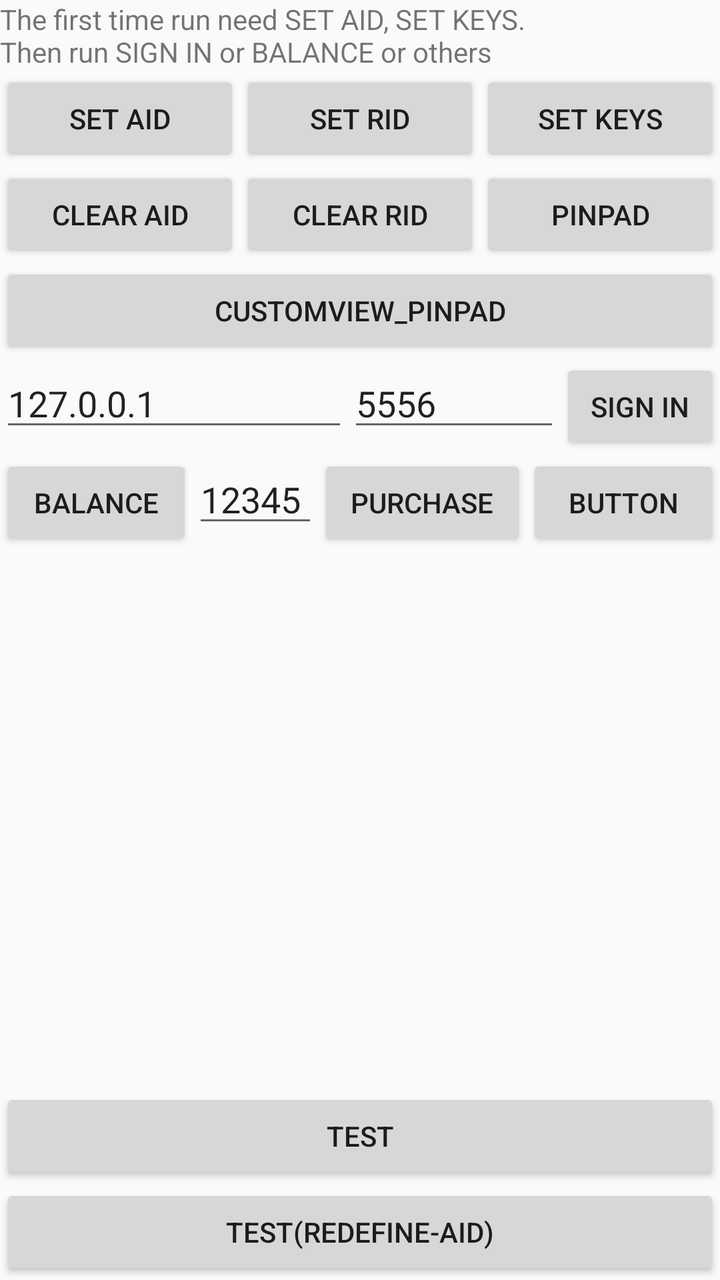
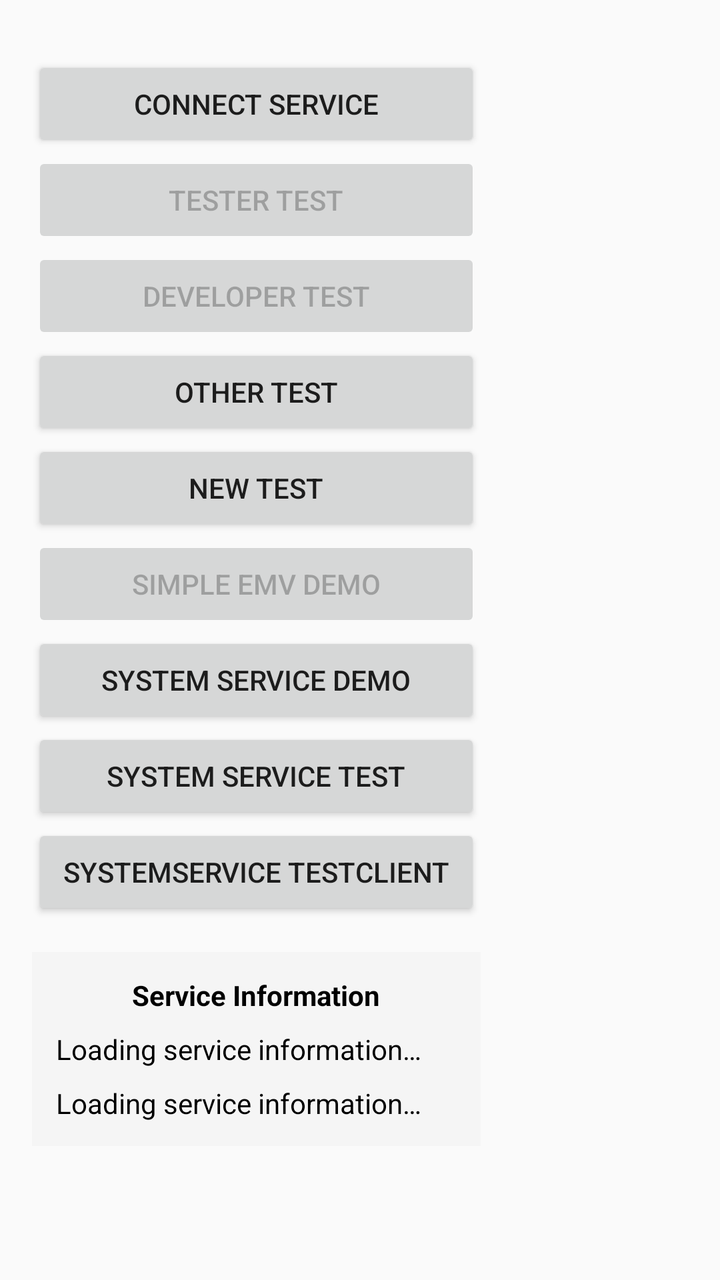

Before-and-after screenshots of an Android layout around one commit, followed by the original layout XML and the change that was made.
<!-- AndroidManifest.xml: application theme AppTheme -->
<!-- res/layout/activity_main.xml -->
<?xml version="1.0" encoding="utf-8"?>

<FrameLayout xmlns:android="http://schemas.android.com/apk/res/android"
    xmlns:app="http://schemas.android.com/apk/res-auto"
    xmlns:tools="http://schemas.android.com/tools"
    android:layout_width="match_parent"
    android:layout_height="match_parent"
    tools:context="com.dreamtek.demo_emv.MainActivity">

    <LinearLayout
        android:layout_width="match_parent"
        android:layout_height="match_parent"
        android:orientation="vertical">

        <TextView
            android:id="@+id/textView"
            android:layout_width="match_parent"
            android:layout_height="wrap_content"
            android:text="The first time run need SET AID, SET KEYS. \nThen run SIGN IN or BALANCE or others" />

        <LinearLayout
            android:layout_width="match_parent"
            android:layout_height="wrap_content"
            android:orientation="vertical">

            <LinearLayout
                android:layout_width="match_parent"
                android:layout_height="wrap_content"
                android:orientation="horizontal">

                <Button
                    android:id="@+id/btnSetAID"
                    android:layout_width="match_parent"
                    android:layout_height="wrap_content"
                    android:layout_weight="1"
                    android:text="SET AID" />

                <Button
                    android:id="@+id/btnRID"
                    android:layout_width="match_parent"
                    android:layout_height="wrap_content"
                    android:layout_weight="1"
                    android:text="SET RID" />

                <Button
                    android:id="@+id/btnSetKeys"
                    android:layout_width="match_parent"
                    android:layout_height="wrap_content"
                    android:layout_weight="1"
                    android:text="Set Keys" />
            </LinearLayout>

            <LinearLayout
                android:layout_width="match_parent"
                android:layout_height="wrap_content"
                android:orientation="horizontal">

                <Button
                    android:id="@+id/btnClearAID"
                    android:layout_width="match_parent"
                    android:layout_height="wrap_content"
                    android:layout_weight="1"
                    android:text="Clear AID" />

                <Button
                    android:id="@+id/btnClearRID"
                    android:layout_width="match_parent"
                    android:layout_height="wrap_content"
                    android:layout_weight="1"
                    android:text="Clear RID" />

                <Button
                    android:id="@+id/btnPinPad"
                    android:layout_width="match_parent"
                    android:layout_height="wrap_content"
                    android:layout_weight="1"
                    android:text="PinPad" />

            </LinearLayout>

            <LinearLayout
                android:layout_width="match_parent"
                android:layout_height="wrap_content"
                android:orientation="horizontal">

                <Button
                    android:id="@+id/btnCustomPinpad"
                    android:layout_width="match_parent"
                    android:layout_height="wrap_content"
                    android:layout_weight="1"
                    android:text="customview_pinpad" />
            </LinearLayout>

        </LinearLayout>

        <LinearLayout
            android:layout_width="match_parent"
            android:layout_height="wrap_content"
            android:orientation="horizontal">

        </LinearLayout>

        <LinearLayout
            android:layout_width="match_parent"
            android:layout_height="wrap_content"
            android:orientation="horizontal">

            <EditText
                android:id="@+id/edIP"
                android:layout_width="182dp"
                android:layout_height="wrap_content"
                android:layout_weight="1"
                android:ems="10"
                android:inputType="textPersonName"
                android:text="127.0.0.1" />

            <EditText
                android:id="@+id/edPort"
                android:layout_width="114dp"
                android:layout_height="wrap_content"
                android:layout_weight="1"
                android:ems="10"
                android:inputType="textPersonName"
                android:text="5556" />

            <Button
                android:id="@+id/btnTransSignIn"
                android:layout_width="wrap_content"
                android:layout_height="wrap_content"
                android:layout_weight="1"
                android:text="Sign In" />

        </LinearLayout>

        <LinearLayout
            android:layout_width="match_parent"
            android:layout_height="30dp"
            android:layout_weight="1"
            android:orientation="horizontal">

            <Button
                android:id="@+id/btnBalance"
                android:layout_width="wrap_content"
                android:layout_height="wrap_content"
                android:layout_weight="1"
                android:text="Balance" />

            <EditText
                android:id="@+id/edAmount"
                android:layout_width="54dp"
                android:layout_height="wrap_content"
                android:layout_weight="1"
                android:ems="10"
                android:inputType="number"
                android:text="12345" />

            <Button
                android:id="@+id/btnPurchase"
                android:layout_width="wrap_content"
                android:layout_height="wrap_content"
                android:layout_weight="1"
                android:text="PURCHASE" />

            <Button
                android:id="@+id/button3"
                android:layout_width="wrap_content"
                android:layout_height="wrap_content"
                android:layout_weight="1"
                android:text="Button" />
        </LinearLayout>

        <Button
            android:id="@+id/btnCheckCard"
            android:layout_width="match_parent"
            android:layout_height="wrap_content"
            android:text="Test" />


        <Button
            android:id="@+id/btnTest"
            android:layout_width="match_parent"
            android:layout_height="wrap_content"
            android:text="Test(reDefine-AID)" />


    </LinearLayout>

</FrameLayout>
<!-- resources referenced by this layout -->
<resources>
  <style name="AppTheme" parent="Theme.AppCompat.Light.DarkActionBar">
          
          <item name="colorPrimary">@color/colorPrimary</item>
          <item name="colorPrimaryDark">@color/colorPrimaryDark</item>
          <item name="colorAccent">@color/colorAccent</item>
      </style>
  <color name="colorPrimary">#3F51B5</color>
  <color name="colorPrimaryDark">#303F9F</color>
  <color name="colorAccent">#FF4081</color>
</resources>

<!-- the commit's change to res/layout/activity_main.xml (unified diff, before → after) -->
@@ -1,188 +1,135 @@
 <?xml version="1.0" encoding="utf-8"?>
 
-<FrameLayout xmlns:android="http://schemas.android.com/apk/res/android"
-    xmlns:app="http://schemas.android.com/apk/res-auto"
+<ScrollView
+    android:id="@+id/activity_main"
+    xmlns:android="http://schemas.android.com/apk/res/android"
     xmlns:tools="http://schemas.android.com/tools"
     android:layout_width="match_parent"
     android:layout_height="match_parent"
-    tools:context="com.dreamtek.demo_emv.MainActivity">
+    android:paddingBottom="@dimen/activity_vertical_margin"
+    android:paddingLeft="@dimen/activity_horizontal_margin"
+    android:paddingRight="@dimen/activity_horizontal_margin"
+    android:paddingTop="@dimen/activity_vertical_margin"
+    tools:context="com.verifone.activity.MainActivity">
 
     <LinearLayout
-        android:layout_width="match_parent"
-        android:layout_height="match_parent"
+        android:layout_width="wrap_content"
+        android:layout_height="wrap_content"
+        android:layout_centerHorizontal="true"
+        android:layout_marginTop="12dp"
         android:orientation="vertical">
 
-        <TextView
-            android:id="@+id/textView"
+        <Button
+            android:id="@+id/bind_bt"
             android:layout_width="match_parent"
             android:layout_height="wrap_content"
-            android:text="The first time run need SET AID, SET KEYS. \nThen run SIGN IN or BALANCE or others" />
+            android:onClick="getConnected"
+            android:paddingLeft="50dp"
+            android:paddingRight="50dp"
+            android:text="Connect Service"/>
+        <Button
+            android:id="@+id/test_bt"
+            android:layout_width="match_parent"
+            android:layout_height="wrap_content"
+            android:enabled="false"
+            android:onClick="testIn"
+            android:paddingLeft="50dp"
+            android:paddingRight="50dp"
+            android:text="Tester Test"/>
+        <Button
+            android:id="@+id/devp_bt"
+            android:layout_width="match_parent"
+            android:layout_height="wrap_content"
+            android:enabled="false"
+            android:onClick="devpIn"
+            android:paddingLeft="50dp"
+            android:paddingRight="50dp"
+            android:text="Developer Test"/>
+        <Button
+            android:id="@+id/other_bt"
+            android:layout_width="match_parent"
+            android:layout_height="wrap_content"
+            android:layout_below="@+id/test_bt"
+            android:onClick="otherIn"
+            android:paddingLeft="50dp"
+            android:paddingRight="50dp"
+            android:text="Other Test"/>
+
+        <Button
+            android:id="@+id/new_test_bt"
+            android:layout_width="match_parent"
+            android:layout_height="wrap_content"
+            android:layout_below="@+id/other_bt"
+            android:onClick="newTestIn"
+            android:paddingLeft="50dp"
+            android:paddingRight="50dp"
+            android:text="New Test" />
+
+        <Button
+            android:id="@+id/simple_emv_demo_bt"
+            android:layout_width="match_parent"
+            android:layout_height="wrap_content"
+            android:enabled="false"
+            android:onClick="simpleEmvDemoIn"
+            android:paddingLeft="50dp"
+            android:paddingRight="50dp"
+            android:text="Simple EMV Demo" />
+
+        <Button
+            android:id="@+id/sysdemo_customer_entry"
+            android:layout_width="match_parent"
+            android:layout_height="wrap_content"
+            android:onClick="systemServiceDemoIn"
+            android:text="System Service Demo" />
+
+        <Button
+            android:id="@+id/sysdemo_entry"
+            android:layout_width="match_parent"
+            android:layout_height="wrap_content"
+            android:onClick="systemServiceTestIn"
+            android:text="System Service Test" />
+
+        <Button
+            android:id="@+id/system_service_test_client_entry"
+            android:layout_width="match_parent"
+            android:layout_height="wrap_content"
+            android:onClick="systemServiceClientIn"
+            android:text="SystemService TestClient" />
 
         <LinearLayout
             android:layout_width="match_parent"
             android:layout_height="wrap_content"
-            android:orientation="vertical">
+            android:layout_marginTop="16dp"
+            android:background="@color/whitesmoke"
+            android:orientation="vertical"
+            android:padding="12dp">
 
-            <LinearLayout
+            <TextView
+                android:id="@+id/service_info_title"
                 android:layout_width="match_parent"
                 android:layout_height="wrap_content"
-                android:orientation="horizontal">
+                android:gravity="center"
+                android:text="@string/service_info_title"
+                android:textColor="@color/color_black"
+                android:textStyle="bold" />
 
-                <Button
-                    android:id="@+id/btnSetAID"
-                    android:layout_width="match_parent"
-                    android:layout_height="wrap_content"
-                    android:layout_weight="1"
-                    android:text="SET AID" />
-
-                <Button
-                    android:id="@+id/btnRID"
-                    android:layout_width="match_parent"
-                    android:layout_height="wrap_content"
-                    android:layout_weight="1"
-                    android:text="SET RID" />
-
-                <Button
-                    android:id="@+id/btnSetKeys"
-                    android:layout_width="match_parent"
-                    android:layout_height="wrap_content"
-                    android:layout_weight="1"
-                    android:text="Set Keys" />
-            </LinearLayout>
-
-            <LinearLayout
+            <TextView
+                android:id="@+id/device_service_info"
                 android:layout_width="match_parent"
                 android:layout_height="wrap_content"
-                android:orientation="horizontal">
+                android:layout_marginTop="8dp"
+                android:text="@string/service_info_loading"
+                android:textColor="@color/color_black"
+                android:textIsSelectable="true" />
 
-                <Button
-                    android:id="@+id/btnClearAID"
-                    android:layout_width="match_parent"
-                    android:layout_height="wrap_content"
-                    android:layout_weight="1"
-                    android:text="Clear AID" />
-
-                <Button
-                    android:id="@+id/btnClearRID"
-                    android:layout_width="match_parent"
-                    android:layout_height="wrap_content"
-                    android:layout_weight="1"
-                    android:text="Clear RID" />
-
-                <Button
-                    android:id="@+id/btnPinPad"
-                    android:layout_width="match_parent"
-                    android:layout_height="wrap_content"
-                    android:layout_weight="1"
-                    android:text="PinPad" />
-
-            </LinearLayout>
-
-            <LinearLayout
+            <TextView
+                android:id="@+id/system_service_info"
                 android:layout_width="match_parent"
                 android:layout_height="wrap_content"
-                android:orientation="horizontal">
-
-                <Button
-                    android:id="@+id/btnCustomPinpad"
-                    android:layout_width="match_parent"
-                    android:layout_height="wrap_content"
-                    android:layout_weight="1"
-                    android:text="customview_pinpad" />
-            </LinearLayout>
-
+                android:layout_marginTop="8dp"
+                android:text="@string/service_info_loading"
+                android:textColor="@color/color_black"
+                android:textIsSelectable="true" />
         </LinearLayout>
-
-        <LinearLayout
-            android:layout_width="match_parent"
-            android:layout_height="wrap_content"
-            android:orientation="horizontal">
-
-        </LinearLayout>
-
-        <LinearLayout
-            android:layout_width="match_parent"
-            android:layout_height="wrap_content"
-            android:orientation="horizontal">
-
-            <EditText
-                android:id="@+id/edIP"
-                android:layout_width="182dp"
-                android:layout_height="wrap_content"
-                android:layout_weight="1"
-                android:ems="10"
-                android:inputType="textPersonName"
-                android:text="127.0.0.1" />
-
-            <EditText
-                android:id="@+id/edPort"
-                android:layout_width="114dp"
-                android:layout_height="wrap_content"
-                android:layout_weight="1"
-                android:ems="10"
-                android:inputType="textPersonName"
-                android:text="5556" />
-
-            <Button
-                android:id="@+id/btnTransSignIn"
-                android:layout_width="wrap_content"
-                android:layout_height="wrap_content"
-                android:layout_weight="1"
-                android:text="Sign In" />
-
-        </LinearLayout>
-
-        <LinearLayout
-            android:layout_width="match_parent"
-            android:layout_height="30dp"
-            android:layout_weight="1"
-            android:orientation="horizontal">
-
-            <Button
-                android:id="@+id/btnBalance"
-                android:layout_width="wrap_content"
-                android:layout_height="wrap_content"
-                android:layout_weight="1"
-                android:text="Balance" />
-
-            <EditText
-                android:id="@+id/edAmount"
-                android:layout_width="54dp"
-                android:layout_height="wrap_content"
-                android:layout_weight="1"
-                android:ems="10"
-                android:inputType="number"
-                android:text="12345" />
-
-            <Button
-                android:id="@+id/btnPurchase"
-                android:layout_width="wrap_content"
-                android:layout_height="wrap_content"
-                android:layout_weight="1"
-                android:text="PURCHASE" />
-
-            <Button
-                android:id="@+id/button3"
-                android:layout_width="wrap_content"
-                android:layout_height="wrap_content"
-                android:layout_weight="1"
-                android:text="Button" />
-        </LinearLayout>
-
-        <Button
-            android:id="@+id/btnCheckCard"
-            android:layout_width="match_parent"
-            android:layout_height="wrap_content"
-            android:text="Test" />
-
-
-        <Button
-            android:id="@+id/btnTest"
-            android:layout_width="match_parent"
-            android:layout_height="wrap_content"
-            android:text="Test(reDefine-AID)" />
-
-
     </LinearLayout>
-
-</FrameLayout>
+</ScrollView>
<!-- resource entries referenced after the edit -->
@@ -1,5 +1,11 @@
 <!-- resources referenced by this layout -->
 <resources>
+  <color name="color_black">#ff000000</color>
+  <color name="whitesmoke">#F5F5F5</color>
+  <dimen name="activity_horizontal_margin">16dp</dimen>
+  <dimen name="activity_vertical_margin">16dp</dimen>
+  <string name="service_info_loading">Loading service information…</string>
+  <string name="service_info_title">Service Information</string>
   <style name="AppTheme" parent="Theme.AppCompat.Light.DarkActionBar">
           
           <item name="colorPrimary">@color/colorPrimary</item>
